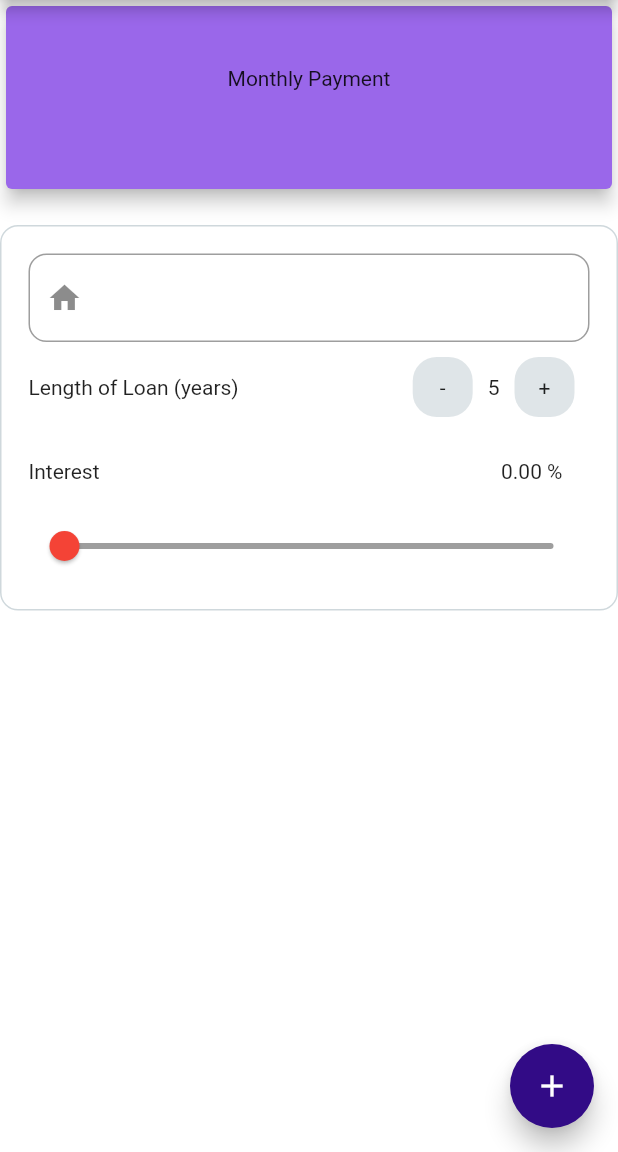
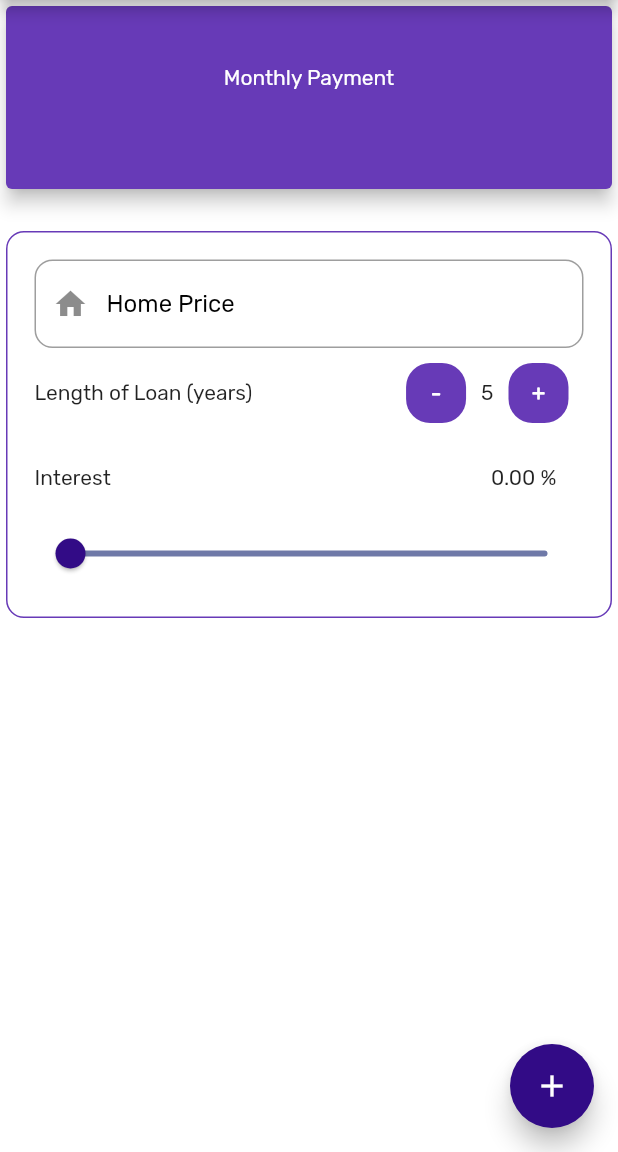
Before and after one commit to codr-mayank/mortgage_calculator-app, a Flutter app: the screen it shows after launch, after a tap on an icon or button, on a phone screen of 412 x 824 dp, the part 84-1236 px from its top. Run offline on Flutter 3.47's test engine with Material 2 defaults, Android fonts, the phone set to English and light mode, and no system bars.

Commit message:
modify app theme

```diff
--- a/lib/main.dart
+++ b/lib/main.dart
@@ -28,12 +28,14 @@ ThemeData _buildMortgageTheme() {
 }
 
 _buildMortgageTextTheme(TextTheme base) {
-  return base.copyWith(
-    body1: TextStyle(
-      color: textOnPrimaryBlack,
-      fontSize: 16,
-    ),
-  );
+  return base
+      .copyWith(
+        body1: TextStyle(
+          color: textOnPrimaryBlack,
+          fontSize: 16,
+        ),
+      )
+      .apply(fontFamily: "Rubik");
 }
 
 void main() => runApp(new MaterialApp(
--- a/lib/ui/mortgage_app.dart
+++ b/lib/ui/mortgage_app.dart
@@ -1,5 +1,7 @@
 import 'package:flutter/material.dart';
 import 'dart:math';
+
+import 'package:mortgage_payment_starter_app/util/colors.dart';
 
 class MortgageApp extends StatefulWidget {
   @override
@@ -15,7 +17,7 @@ class _MortgageAppState extends State<MortgageApp> {
   Widget build(BuildContext context) {
     return Scaffold(
       floatingActionButton: FloatingActionButton(
-        onPressed: ()=>{},
+        onPressed: () => {},
         child: Icon(Icons.add),
       ),
       appBar: AppBar(
@@ -29,24 +31,37 @@ class _MortgageAppState extends State<MortgageApp> {
             Container(
               height: 130,
               child: Card(
+                color: secondaryDeepPurple,
                 elevation: 5,
                 child: Column(
                   mainAxisAlignment: MainAxisAlignment.center,
                   children: <Widget>[
-                    Text("Monthly Payment"),
+                    Text(
+                      "Monthly Payment",
+                      style: TextStyle(
+                        color: secondaryBackgroundWhite,
+                      ),
+                    ),
                     SizedBox(height: 9),
                     Text(
-                        " ${(_homePrice > 0 && _interest > 0.0) ? "\$${calculateMonthlyPayment(_homePrice, _interest, _lengthOfLoan)}" : ""}")
+                      " ${(_homePrice > 0 && _interest > 0.0) ? "\$${calculateMonthlyPayment(_homePrice, _interest, _lengthOfLoan)}" : ""}",
+                      style: TextStyle(
+                        color: secondaryBackgroundWhite,
+                      ),
+                    )
                   ],
                 ),
               ),
             ),
-            Container(
+            Padding(
+              padding: const EdgeInsets.all(4.0),
+              child: Container(
                 margin: EdgeInsets.only(top: 20),
                 decoration: BoxDecoration(
                     color: Colors.transparent,
                     border: Border.all(
-                      color: Colors.blueGrey.shade100, //TODO: theme this!
+                        color:
+                            secondaryDeepPurple, //Theme.of(context).primaryColorDark, // Colors.blueGrey.shade100, //TODO: theme this!
                         style: BorderStyle.solid // //TODO: theme this!
                         ),
                     borderRadius: BorderRadius.circular(12)),
@@ -57,9 +72,9 @@ class _MortgageAppState extends State<MortgageApp> {
                       TextField(
                         keyboardType:
                             TextInputType.numberWithOptions(decimal: true),
-                      style: TextStyle(color: Colors.black), //TODO: theme this!
+                        // style: TextStyle(color: Colors.black),
                         decoration: InputDecoration(
-                          prefixText: "Home Price",
+                            hintText: "Home Price",
                             prefixIcon: Icon(Icons.home)),
                         onChanged: (String value) {
                           try {
@@ -92,9 +107,16 @@ class _MortgageAppState extends State<MortgageApp> {
                                   margin: EdgeInsets.all(10),
                                   decoration: BoxDecoration(
                                       borderRadius: BorderRadius.circular(16),
-                                    color: Colors.blueGrey.withOpacity(0.2)),
+                                      color:
+                                          secondaryDeepPurple), // Colors.blueGrey.withOpacity(0.2)),
                                   child: Center(
-                                    child: Text("-")), //TODO: Style Theme it!
+                                      child: Text(
+                                    "-",
+                                    style: TextStyle(
+                                      fontWeight: FontWeight.bold,
+                                      color: secondaryBackgroundWhite,
+                                    ),
+                                  )),
                                 ),
                               ),
                               Text("$_lengthOfLoan"), //TODO: Style Theme it!
@@ -109,12 +131,18 @@ class _MortgageAppState extends State<MortgageApp> {
                                     height: 40,
                                     margin: EdgeInsets.all(10),
                                     decoration: BoxDecoration(
-                                      color: Colors.blueGrey.withOpacity(0.2),
-                                      borderRadius: BorderRadius.circular(16)),
+                                        color:
+                                            secondaryDeepPurple, // Colors.blueGrey.withOpacity(0.2),
+                                        borderRadius:
+                                            BorderRadius.circular(16)),
                                     child: Center(
-                                      child: Text("+")) //TODO: theme this!
-
+                                        child: Text(
+                                      "+",
+                                      style: TextStyle(
+                                        fontWeight: FontWeight.bold,
+                                        color: secondaryBackgroundWhite,
                                       ),
+                                    ))),
                               )
                             ],
                           )
@@ -138,8 +166,10 @@ class _MortgageAppState extends State<MortgageApp> {
                           Slider(
                               min: 0.0,
                               max: 10.0,
-                            activeColor: Colors.red, //TODO: Theme this!
-                            inactiveColor: Colors.grey, //TODO: Theme this!
+                              activeColor: Theme.of(context)
+                                  .primaryColor, //TODO: Theme this!
+                              inactiveColor:
+                                  primaryIndigoDark, //TODO: Theme this!
                               // divisions: 10,
                               value: _interest,
                               onChanged: (double newValue) {
@@ -150,6 +180,7 @@ class _MortgageAppState extends State<MortgageApp> {
                         ],
                       )
                     ],
+                  ),
                 ),
               ),
             )
--- a/pubspec.yaml
+++ b/pubspec.yaml
@@ -56,6 +56,11 @@ flutter:
   # "family" key with the font family name, and a "fonts" key with a
   # list giving the asset and other descriptors for the font. For
   # example:
+  fonts:
+    - family: Rubik
+      fonts:
+        - asset: fonts/Rubik-Regular.ttf
+
   # fonts:
   #   - family: Schyler
   #     fonts:
```
Also changed, not shown: fonts/Rubik-Regular.ttf (added), 16 other files. Lines whose indentation alone changed are shown as unchanged.
